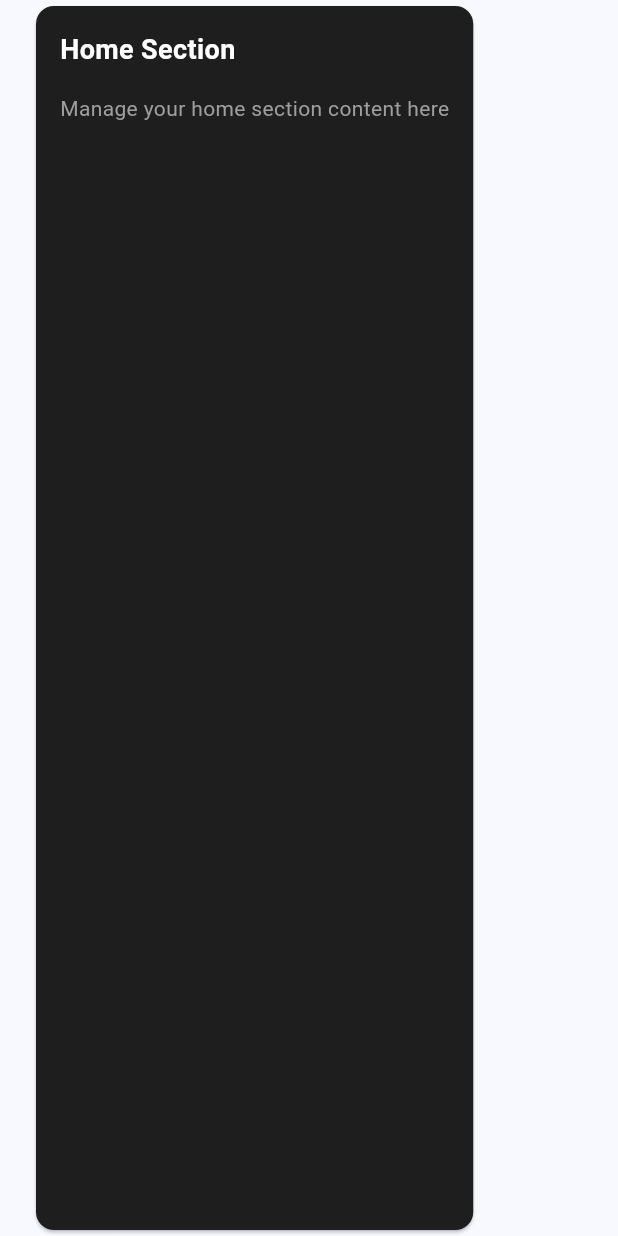
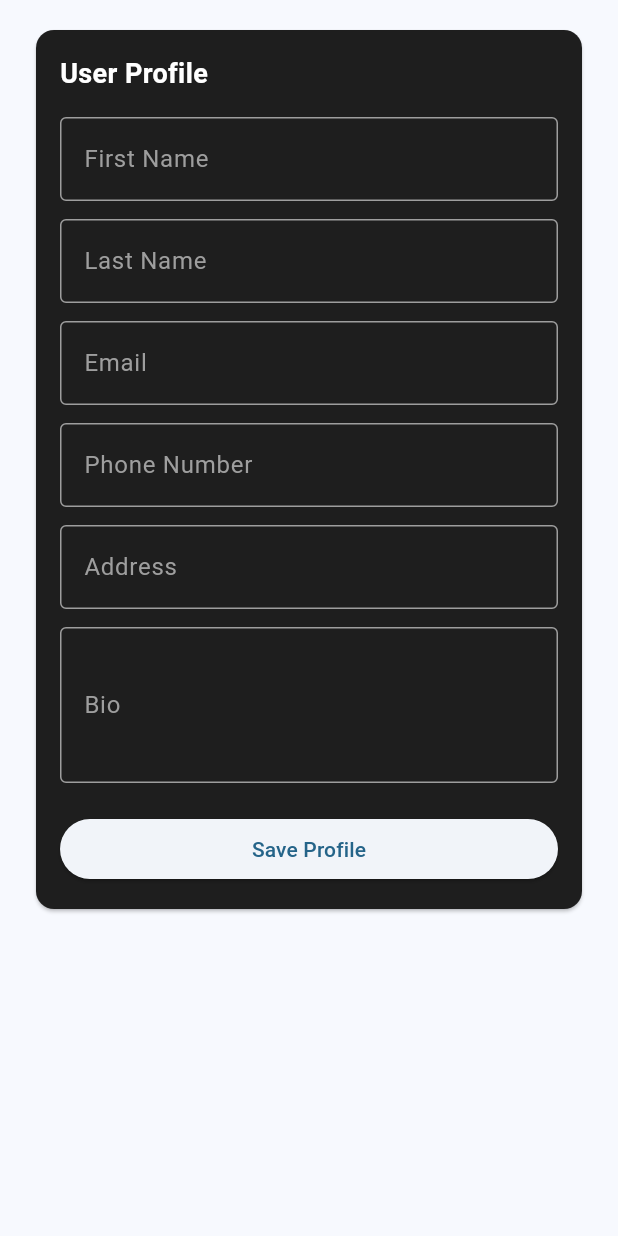
Before and after one commit to rai-ms/rx_project, a Flutter app: the HomeTab widget shown alone on an empty page, opened directly, on a phone screen of 412 x 824 dp. Run offline on Flutter 3.47's test engine with Material 3 defaults, Android fonts, the phone set to English and light mode, and no system bars; our stand-ins replace bot_toast, cached_network_image, cloud_firestore, dartz, device_info_plus, dio and 16 more; missing offline and left inert: network_logger, pdfx; accounts and stored records are empty.

Commit message:
Add user profile management form to admin home tab with BLoC integration

```diff
--- a/lib/features/admin/data/model/request/user_profile_model.dart
+++ b/lib/features/admin/data/model/request/user_profile_model.dart
@@ -54,9 +54,46 @@ class UserProfileModel {
       'bio': bio,
       'role': role,
       'created_at': createdAt,
-      'updated_at': updatedAt,
+      'updated_at': DateTime.now().toUtc().toIso8601String(),
       'id': id,
     };
   }
 
+  UserProfileModel copyWith({
+    String? firstName,
+    String? lastName,
+    String? email,
+    String? phoneNumber,
+    String? address,
+    String? profilePictureUrl,
+    String? bio,
+    String? role,
+    String? createdAt,
+    String? updatedAt,
+    String? id,
+  }) {
+    return UserProfileModel(
+      firstName: firstName ?? this.firstName,
+      lastName: lastName ?? this.lastName,
+      email: email ?? this.email,
+      phoneNumber: phoneNumber ?? this.phoneNumber,
+      address: address ?? this.address,
+      profilePictureUrl: profilePictureUrl ?? this.profilePictureUrl,
+      bio: bio ?? this.bio,
+      role: role ?? this.role,
+      createdAt: createdAt ?? this.createdAt,
+      updatedAt: updatedAt ?? this.updatedAt,
+      id: id ?? this.id,
+    );
+  }
+
+
+  UserProfileModel createdNew(){
+    return copyWith(
+      createdAt: DateTime.now().toUtc().toIso8601String(),
+      updatedAt: DateTime.now().toUtc().toIso8601String(),
+      id: DateTime(2002,07,07).millisecondsSinceEpoch.toString(), // Temporary ID for new profile
+    );
+  }
+
 }
--- /dev/null
+++ b/lib/features/admin/presentation/manager/home_manage_bloc/home_manage_event.dart
@@ -0,0 +1,3 @@
+part of 'home_manage_bloc.dart';
+
+class HomeManageEvent extends BlocEvent{}
--- /dev/null
+++ b/lib/features/admin/presentation/manager/profile_manage_bloc/profile_manage_bloc.dart
@@ -0,0 +1,81 @@
+import 'package:flutter_bloc/flutter_bloc.dart';
+import 'package:injectable/injectable.dart';
+import 'package:rx_project/core/base/bloc_base/bloc_event.dart';
+import 'package:rx_project/core/base/bloc_base/bloc_event_state.dart';
+import 'package:rx_project/core/utils/app_type_def.dart';
+import 'package:rx_project/features/admin/domain/use_case/user_profile_use_cases.dart';
+
+import '../../../../../core/base/logger/app_logger_impl.dart';
+import '../../../data/model/request/user_profile_model.dart' show UserProfileModel;
+
+part 'profile_manage_event.dart';
+part 'profile_manage_state.dart';
+
+@injectable
+class ProfileManageBloc extends Bloc<ProfileManageEvent, ProfileManageState> {
+
+  final CreateUserProfileUseCase _createUserProfileUseCase;
+  final GetUserProfileUseCase _getUserProfileUseCase;
+  final GetAllUserProfilesUseCase _getAllUserProfilesUseCase;
+  final UpdateUserProfileUseCase _updateUserProfileUseCase;
+  final DeleteUserProfileUseCase _deleteUserProfileUseCase;
+
+
+  @factoryMethod
+  ProfileManageBloc(
+      this._createUserProfileUseCase,
+      this._deleteUserProfileUseCase,
+      this._getAllUserProfilesUseCase,
+      this._getUserProfileUseCase,
+      this._updateUserProfileUseCase
+    ) : super(ProfileManageState()) {
+    on<ProfileManageEvent>((event, emit) {});
+    on<CreateUserEvent>(_createUserProfile);
+    on<UpdateUserEvent>(_updateUserProfile);
+  }
+
+
+  FVoid _createUserProfile(
+    CreateUserEvent event,
+    Emitter<ProfileManageState> emit,
+  ) async {
+    emit(state.copyWith(state: state.loading));
+    final result = await _createUserProfileUseCase(params: event.userProfile);
+    log.d("CreateUserProfileUseCase result: ${result.isRight()}");
+    result.fold(
+      (failure) {
+        // Log the value received in failure
+        log.e("CreateUserProfileUseCase failure: ${failure.message}");
+        emit(state.copyWith(error: failure.message, state: state.success));
+      },
+      (userProfile) {
+        // Log the value received in success
+        log.d("CreateUserProfileUseCase success: ${userProfile.toJson()}");
+        emit(state.copyWith(data: userProfile, state: state.failed));
+      },
+    );
+  }
+
+
+  // Write the method for update profile
+  FVoid _updateUserProfile(
+    UpdateUserEvent event,
+    Emitter<ProfileManageState> emit,
+  ) async {
+    emit(state.copyWith(state: state.loading));
+    final result = await _updateUserProfileUseCase(params: event.userProfile);
+    log.d("UpdateUserProfileUseCase result: ${result.isRight()}");
+    result.fold(
+      (failure) {
+        // Log the value received in failure
+        log.e("UpdateUserProfileUseCase failure: ${failure.message}");
+        emit(state.copyWith(error: failure.message, state: state.failed));
+      },
+      (userProfile) {
+        // Log the value received in success
+        log.d("UpdateUserProfileUseCase success: ${userProfile.toJson()}");
+        emit(state.copyWith(data: userProfile, state: state.success));
+      },
+    );
+  }
+}
--- /dev/null
+++ b/lib/features/admin/presentation/manager/profile_manage_bloc/profile_manage_event.dart
@@ -0,0 +1,21 @@
+part of 'profile_manage_bloc.dart';
+
+class ProfileManageEvent extends BlocEvent {
+  const ProfileManageEvent();
+}
+
+
+class CreateUserEvent extends ProfileManageEvent {
+  final UserProfileModel userProfile;
+
+  const CreateUserEvent({
+    required this.userProfile,
+  });
+}
+class UpdateUserEvent extends ProfileManageEvent {
+  final UserProfileModel userProfile;
+
+  const UpdateUserEvent({
+    required this.userProfile,
+  });
+}
--- /dev/null
+++ b/lib/features/admin/presentation/manager/profile_manage_bloc/profile_manage_state.dart
@@ -0,0 +1,26 @@
+part of 'profile_manage_bloc.dart';
+
+class ProfileManageState extends BlocEventState{
+
+  const ProfileManageState({super.data, super.error, super.event, super.state, super.statusCode});
+
+  @override
+  ProfileManageState clear() => ProfileManageState();
+
+  @override
+  ProfileManageState copyWith({
+    Object? data,
+    String? error,
+    BlocEvent? event,
+    BlocState? state,
+    int? statusCode,
+  }) {
+    return ProfileManageState(
+      data: data ?? this.data,
+      error: error ?? this.error,
+      event: event ?? this.event,
+      state: state ?? this.state,
+      statusCode: statusCode ?? this.statusCode,
+    );
+  }
+}
--- a/lib/features/admin/presentation/widgets/home/home_tab.dart
+++ b/lib/features/admin/presentation/widgets/home/home_tab.dart
@@ -1,35 +1,191 @@
 import 'package:flutter/material.dart';
+import 'package:flutter_bloc/flutter_bloc.dart';
 import 'package:rx_project/core/constants/app_colors.dart';
+import 'package:rx_project/features/admin/data/model/request/user_profile_model.dart';
+import 'package:rx_project/features/admin/presentation/manager/profile_manage_bloc/profile_manage_bloc.dart';
 
-class HomeTab extends StatelessWidget {
+class HomeTab extends StatefulWidget {
   const HomeTab({super.key});
 
   @override
+  State<HomeTab> createState() => _HomeTabState();
+}
+
+class _HomeTabState extends State<HomeTab> {
+  final _formKey = GlobalKey<FormState>();
+  final _profile = UserProfileModel(); // Temporary ID for new profile
+  final Map<String, TextEditingController> _controllers = {};
+  bool _isLoading = false;
+
+  @override
+  void initState() {
+    super.initState();
+    // Initialize controllers for each field
+    _controllers['firstName'] = TextEditingController();
+    _controllers['lastName'] = TextEditingController();
+    _controllers['email'] = TextEditingController();
+    _controllers['phoneNumber'] = TextEditingController();
+    _controllers['address'] = TextEditingController();
+    _controllers['bio'] = TextEditingController();
+  }
+
+  @override
+  void dispose() {
+    // Dispose all controllers
+    for (var controller in _controllers.values) {
+      controller.dispose();
+    }
+    super.dispose();
+  }
+
+  void _submitForm() {
+    if (_formKey.currentState?.validate() ?? false) {
+      _formKey.currentState?.save();
+
+
+      // Create or update profile using the bloc
+      final bloc = context.read<ProfileManageBloc>();
+      if (_profile.id == null) {
+        // Create new profile
+        bloc.add(CreateUserEvent(userProfile: _profile.createdNew()));
+      } else {
+        // Update existing profile
+        bloc.add(UpdateUserEvent(userProfile: _profile));
+      }
+    }
+  }
+
+  @override
   Widget build(BuildContext context) {
-    return const Padding(
-      padding: EdgeInsets.symmetric(horizontal: 20),
+    return BlocListener<ProfileManageBloc, ProfileManageState>(
+      listener: (context, state) {
+        if (state.error != null) {
+          ScaffoldMessenger.of(context).showSnackBar(
+            SnackBar(content: Text('Error: ${state.error}')),
+          );
+        } else if (state.data != null) {
+          ScaffoldMessenger.of(context).showSnackBar(
+            const SnackBar(content: Text('Profile saved successfully!')),
+          );
+        }
+        setState(() => _isLoading = false);
+      },
+      child: SingleChildScrollView(
+        padding: const EdgeInsets.symmetric(horizontal: 20, vertical: 16),
         child: Card(
           color: AppColors.darkGrey,
           child: Padding(
-          padding: EdgeInsets.all(16.0),
+            padding: const EdgeInsets.all(16.0),
+            child: Form(
+              key: _formKey,
               child: Column(
-            crossAxisAlignment: CrossAxisAlignment.start,
+                crossAxisAlignment: CrossAxisAlignment.stretch,
                 children: [
-              Text(
-                'Home Section',
+                  const Text(
+                    'User Profile',
                     style: TextStyle(
                       fontSize: 18,
                       fontWeight: FontWeight.bold,
                       color: Colors.white,
                     ),
                   ),
-              SizedBox(height: 16),
-              Text('Manage your home section content here',
-                  style: TextStyle(color: Colors.grey)),
+                  const SizedBox(height: 16),
+                  _buildTextField('First Name', 'firstName'),
+                  const SizedBox(height: 12),
+                  _buildTextField('Last Name', 'lastName'),
+                  const SizedBox(height: 12),
+                  _buildTextField(
+                    'Email',
+                    'email',
+                    keyboardType: TextInputType.emailAddress,
+                  ),
+                  const SizedBox(height: 12),
+                  _buildTextField(
+                    'Phone Number',
+                    'phoneNumber',
+                    keyboardType: TextInputType.phone,
+                  ),
+                  const SizedBox(height: 12),
+                  _buildTextField(
+                    'Address',
+                    'address',
+                    keyboardType: TextInputType.streetAddress,
+                  ),
+                  const SizedBox(height: 12),
+                  _buildTextField(
+                    'Bio',
+                    'bio',
+                    keyboardType: TextInputType.multiline,
+                    maxLines: 3,
+                  ),
+                  const SizedBox(height: 20),
+                  ElevatedButton(
+                    onPressed: _isLoading ? null : _submitForm,
+                    child: _isLoading
+                        ? const CircularProgressIndicator()
+                        : const Text('Save Profile'),
+                  ),
                 ],
+              ),
+            ),
           ),
         ),
       ),
     );
   }
+
+  Widget _buildTextField(
+    String label,
+    String field, {
+    TextInputType? keyboardType,
+    int maxLines = 1,
+  }) {
+    return TextFormField(
+      controller: _controllers[field],
+      keyboardType: keyboardType,
+      maxLines: maxLines,
+      style: const TextStyle(color: Colors.white),
+      decoration: InputDecoration(
+        labelText: label,
+        labelStyle: const TextStyle(color: Colors.grey),
+        enabledBorder: const OutlineInputBorder(
+          borderSide: BorderSide(color: Colors.grey),
+        ),
+        focusedBorder: const OutlineInputBorder(
+          borderSide: BorderSide(color: Colors.blue),
+        ),
+      ),
+      validator: (value) {
+        if (value == null || value.isEmpty) {
+          return 'Please enter $label';
         }
+        if (field == 'email' && !value.contains('@')) {
+          return 'Please enter a valid email';
+        }
+        return null;
+      },
+      onSaved: (value) {
+        switch (field) {
+          case 'firstName':
+            _profile.firstName = value;
+            break;
+          case 'lastName':
+            _profile.lastName = value;
+            break;
+          case 'email':
+            _profile.email = value;
+            break;
+          case 'phoneNumber':
+            _profile.phoneNumber = value;
+            break;
+          case 'address':
+            _profile.address = value;
+            break;
+          case 'bio':
+            _profile.bio = value;
+            break;
+        }
+      },
+    );
+  }
+}
```
Also changed, not shown: lib/core/utils/app_providers.dart (+10 -9 lines), lib/features/admin/data/datasources/user_profile_remote_data_source_impl.dart (+3 -4 lines), lib/features/admin/presentation/manager/home_manage_bloc/home_manage_bloc.dart (added, +19 -0 lines), lib/features/admin/presentation/manager/home_manage_bloc/home_manage_state.dart (added, +27 -0 lines), lib/main.dart (+6 -1 lines), lib/core/services/di/injector.config.dart. Lines whose indentation alone changed are shown as unchanged.
